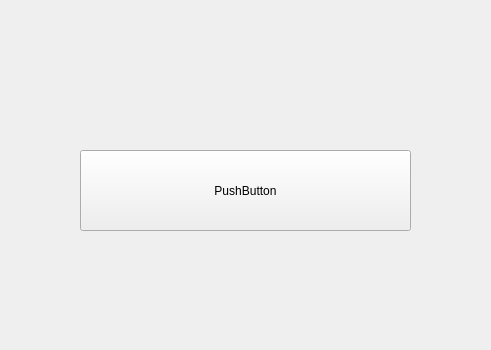
First picture: the form in untitled.ui, repository MarTroya3/chat2bim-2023-p6, before the edit; both pictures show x 120 to 611 and y 0 to 350 of the 800 by 600 pixel window.
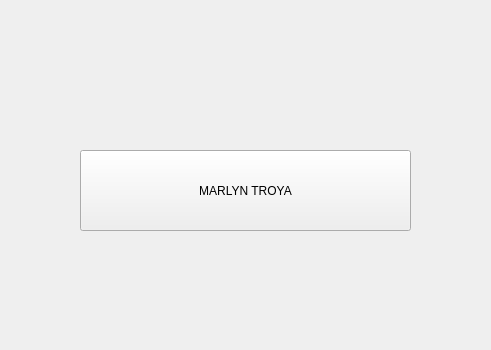
Second picture: the form after the edit.

Commit message: Nuevos cambios

```diff
--- a/untitled.ui
+++ b/untitled.ui
@@ -23,8 +23,17 @@
       <height>81</height>
      </rect>
     </property>
+    <property name="maximumSize">
+     <size>
+      <width>331</width>
+      <height>81</height>
+     </size>
+    </property>
+    <property name="styleSheet">
+     <string notr="true">font: 20pt &quot;MS Shell Dlg 2&quot;;</string>
+    </property>
     <property name="text">
-     <string>PushButton</string>
+     <string>MARLYN TROYA</string>
     </property>
    </widget>
   </widget>
```
Left out of the diff: 7 changed lines with no effect on the pictures.
